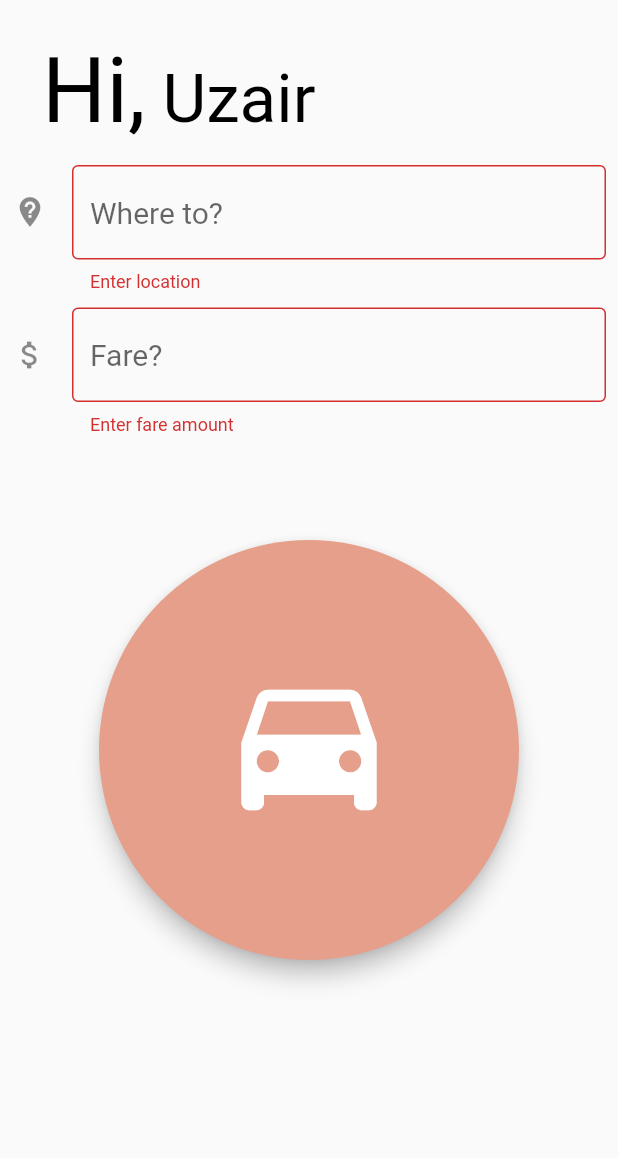
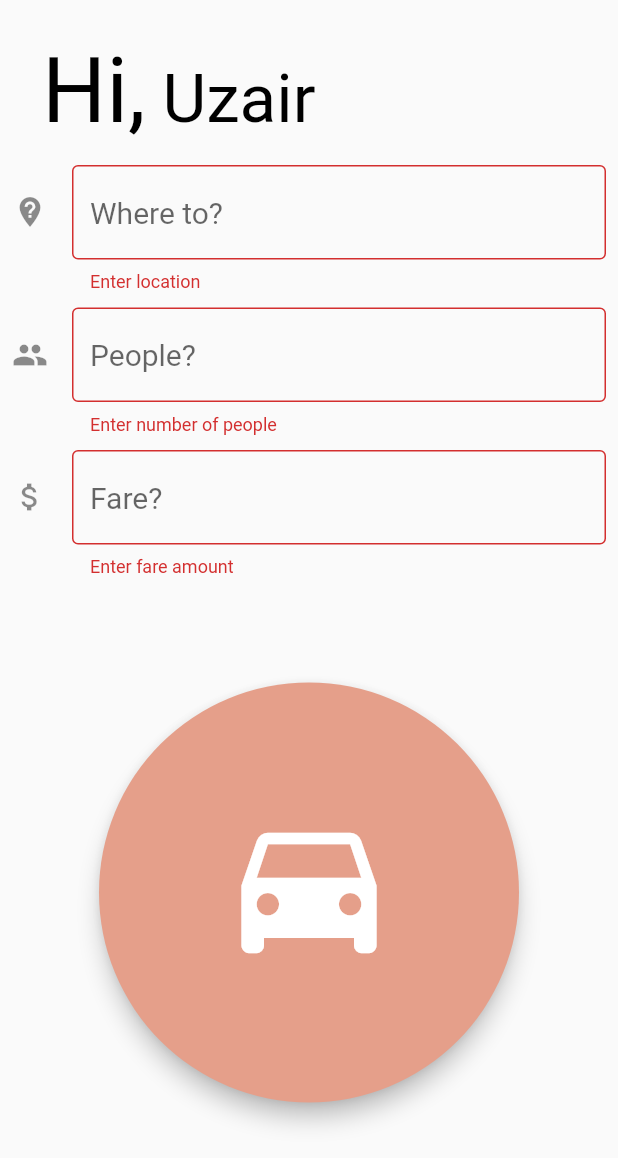
Before and after one commit to gulfamhussain80/tuktukapp, a Flutter app: the UserHomePage screen opened directly, after a tap on the "drive eta" icon, on a phone screen of 412 x 824 dp, the part 78-1236 px from its top. Run offline on Flutter 3.47's test engine with Material 2 defaults, Android fonts, the phone set to English and light mode, and no system bars.

```diff
--- a/lib/ui/loginpage.dart
+++ b/lib/ui/loginpage.dart
@@ -1,4 +1,5 @@
 import 'package:flutter/material.dart';
+import 'package:hituktuk/ui/userhomepage.dart';
 
 class SignInOne extends StatelessWidget {
   final _formKey = GlobalKey<FormState>();
@@ -6,8 +7,7 @@ class SignInOne extends StatelessWidget {
   @override
   Widget build(BuildContext context) {
     return Scaffold(
-        body:
-        Stack(
+        body: Stack(
       children: <Widget>[
         Container(
           decoration: BoxDecoration(
@@ -17,10 +17,7 @@ class SignInOne extends StatelessWidget {
                   alignment: Alignment.topCenter)),
         ),
         Container(
-              width: MediaQuery
-                  .of(context)
-                  .size
-                  .width,
+          width: MediaQuery.of(context).size.width,
           margin: EdgeInsets.only(top: 270),
           decoration: BoxDecoration(
             borderRadius: BorderRadius.circular(20),
@@ -45,8 +42,7 @@ class SignInOne extends StatelessWidget {
                               }
                             },
                             style: TextStyle(
-                                    color: Colors.black,
-                                    fontFamily: 'SFUIDisplay'),
+                                color: Colors.black, fontFamily: 'SFUIDisplay'),
                             decoration: InputDecoration(
                                 border: OutlineInputBorder(),
                                 labelText: 'Username',
@@ -65,8 +61,7 @@ class SignInOne extends StatelessWidget {
                           },
                           obscureText: true,
                           style: TextStyle(
-                                  color: Colors.black,
-                                  fontFamily: 'SFUIDisplay'),
+                              color: Colors.black, fontFamily: 'SFUIDisplay'),
                           decoration: InputDecoration(
                               border: OutlineInputBorder(),
                               labelText: 'Password',
@@ -81,8 +76,12 @@ class SignInOne extends StatelessWidget {
                   padding: EdgeInsets.only(top: 20),
                   child: MaterialButton(
                     onPressed: () {
-                          _formKey.currentState.validate();
-
+                      if (_formKey.currentState.validate()) {
+                        Navigator.push(
+                            context,
+                            MaterialPageRoute(
+                                builder: (context) => UserHomePage()));
+                      }
                     },
                     //since this is only a UI app
                     child: Text(
@@ -142,7 +141,6 @@ class SignInOne extends StatelessWidget {
           ),
         )
       ],
-        )
-    );
+    ));
   }
 }
--- a/lib/ui/userhomepage.dart
+++ b/lib/ui/userhomepage.dart
@@ -99,6 +99,24 @@ class _UserHomePageState extends State<UserHomePage> {
                           style: TextStyle(fontSize: 20),
                           keyboardType: TextInputType.number,
                           decoration: InputDecoration(
+                              icon: Icon(Icons.people),
+                              hintText: "People?",
+                              focusColor: Color(0xffe59f8a),
+                              border: OutlineInputBorder(),
+                              hintStyle: TextStyle(fontSize: 20)),
+                          validator: (value) {
+                            if (value.isEmpty) {
+                              return 'Enter number of people';
+                            }
+                            return null;
+                          },
+                        ),SizedBox(
+                          height: 10,
+                        ),
+                        TextFormField(
+                          style: TextStyle(fontSize: 20),
+                          keyboardType: TextInputType.number,
+                          decoration: InputDecoration(
                               icon: Icon(Icons.attach_money),
                               hintText: "Fare?",
                               focusColor: Color(0xffe59f8a),
```
Lines whose indentation alone changed are shown as unchanged.
